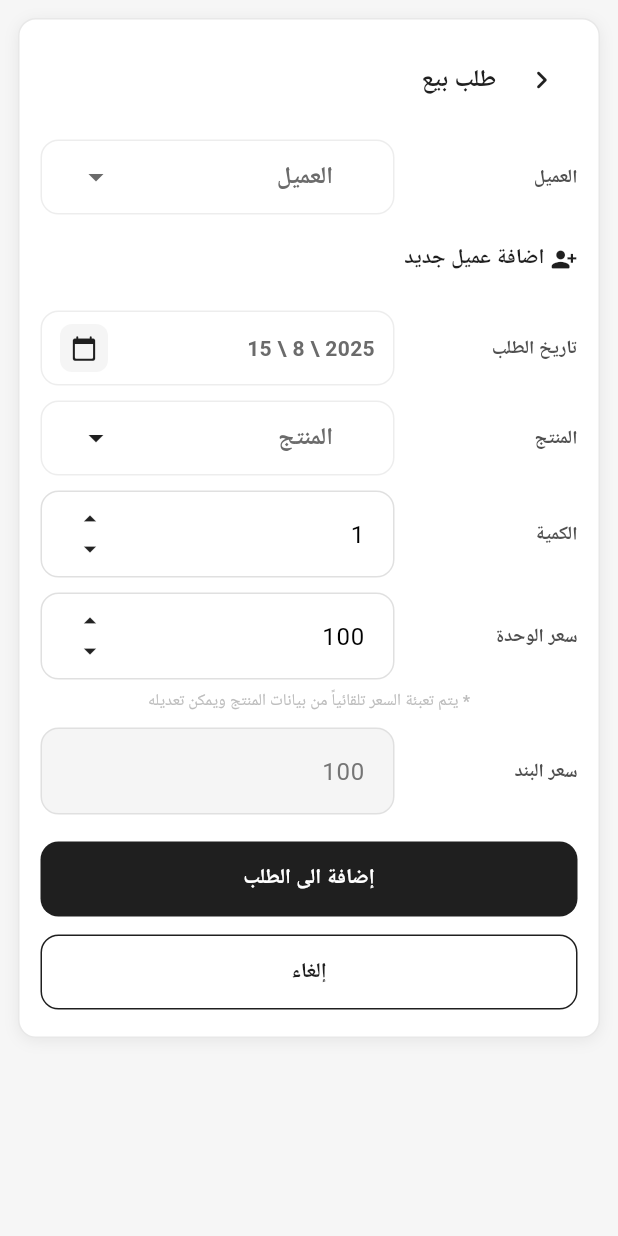
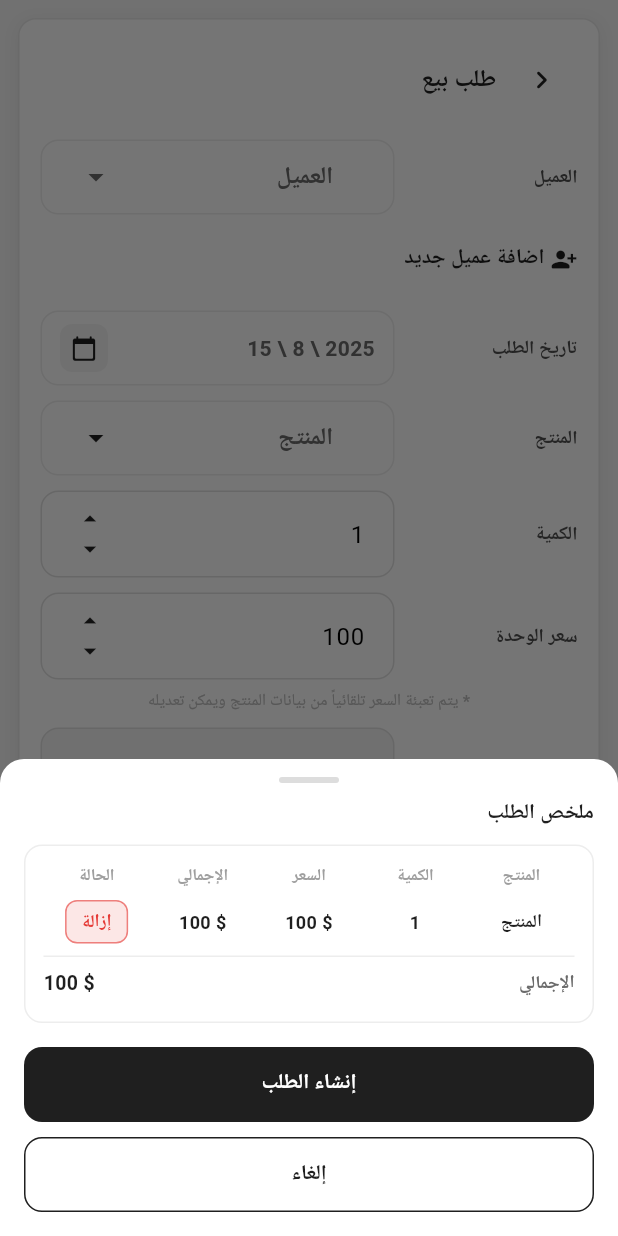
Before and after one commit to rokayaelshahed/flutter_hr_app, a Flutter app: the SalesOrderPage screen opened directly, after a tap on "إضافة الى الطلب", on a phone screen of 412 x 824 dp. Run offline on Flutter 3.47's test engine with Material 3 defaults, Android fonts, the phone set to English and light mode, and no system bars; our stand-ins replace file_picker, flutter_svg, google_fonts; Roboto replaces fonts that are missing (Cairo).

Commit message:
Add bottom sheet for order summary

```diff
--- a/lib/views/screens/sales_order.dart
+++ b/lib/views/screens/sales_order.dart
@@ -2,6 +2,7 @@ import 'package:flutter/material.dart';
 import 'package:hr/views/widgets/number_field_widget.dart';
 import '../widgets/appbar.dart';
 import '../widgets/form_widgets.dart';
+import '../widgets/order_summary_sheet.dart';
 
 class SalesOrderPage extends StatefulWidget {
   const SalesOrderPage({super.key});
@@ -310,7 +311,42 @@ class _SalesOrderPageState extends State<SalesOrderPage> {
                                 ),
                                 elevation: 0,
                               ),
-                              onPressed: () {},
+                              onPressed: () {
+                               // final qty = int.tryParse(_quantity as String) ?? 0;
+                                final unit = double.tryParse(_unitPrice) ?? 0.0;
+                                final line = double.tryParse(_linePrice) ?? 0.0;;
+
+                                showModalBottomSheet(
+                                  context: context,
+                                  isScrollControlled: true,
+                                  shape: const RoundedRectangleBorder(
+                                    borderRadius: BorderRadius.vertical(top: Radius.circular(16)),
+                                  ),
+                                  builder: (ctx) {
+                                    return OrderSummarySheet(
+                                      customer: _customer ?? 'العميل',
+                                      product: _product ?? 'المنتج',
+                                      quantity: _quantity,
+                                      unitPrice: unit,
+                                      linePrice: line,
+                                      orderDate: _orderDate ?? DateTime.now(),
+                                      statusText: 'إزالة',
+                                      statusColor: const Color(0xFFE53935),
+                                      onDelete: (){
+                                        Navigator.of(context).pop();
+                                        setState(() {
+                                          _customer = null;
+                                          _product = null;
+                                          _quantity = 1;
+                                          _quantityController.text = '1';
+                                          _unitPriceController.text = '100';
+                                          _linePriceController.text = '100';
+                                        });
+                                      },
+                                    );
+                                  },
+                                );
+                              },
                               child: const Text(
                                 'إضافة الى الطلب',
                                 style: TextStyle(
--- a/lib/views/widgets/order_card.dart
+++ b/lib/views/widgets/order_card.dart
@@ -43,7 +43,7 @@ class OrderCard extends StatelessWidget {
                 ),
               ),
               const SizedBox(height: 6),
-              _StatusChip(text: statusText, color: statusColor),
+              StatusChip(text: statusText, color: statusColor),
             ],
           ),
           const SizedBox(width: 22),
@@ -90,10 +90,10 @@ class _LabelValue extends StatelessWidget {
   }
 }
 
-class _StatusChip extends StatelessWidget {
+class StatusChip extends StatelessWidget {
   final String text;
   final Color color;
-  const _StatusChip({required this.text, required this.color});
+  const StatusChip({required this.text, required this.color});
 
   @override
   Widget build(BuildContext context) {
--- /dev/null
+++ b/lib/views/widgets/order_summary_sheet.dart
@@ -0,0 +1,261 @@
+import 'package:flutter/material.dart';
+
+import 'order_card.dart';
+
+class OrderSummarySheet extends StatelessWidget {
+  final String customer;
+  final String product;
+  final int quantity;
+  final double unitPrice;
+  final double linePrice;
+  final DateTime orderDate;
+
+  //  status chip
+  final String statusText;
+  final Color statusColor;
+  final VoidCallback? onDelete;
+
+
+  const OrderSummarySheet({
+    super.key,
+    required this.customer,
+    required this.product,
+    required this.quantity,
+    required this.unitPrice,
+    required this.linePrice,
+    required this.orderDate,
+    this.statusText = 'إزالة',
+    this.statusColor = const Color(0xFFE53935),
+    this.onDelete,
+  });
+
+  @override
+  Widget build(BuildContext context) {
+    return  SafeArea(
+        top: false,
+        child: Padding(
+          padding: const EdgeInsets.fromLTRB(16, 12, 16, 16),
+          child: Column(
+            mainAxisSize: MainAxisSize.min,
+            children: [
+              // grab-handle
+              Container(
+                width: 40,
+                height: 4,
+                decoration: BoxDecoration(
+                  color: const Color(0xFFDDDDDD),
+                  borderRadius: BorderRadius.circular(2),
+                ),
+              ),
+              const SizedBox(height: 10),
+
+              Align(
+                alignment: Alignment.centerRight,
+                child: Text(
+                  'ملخص الطلب',
+                  style: const TextStyle(
+                    color: Color(0xFF1F1F1F),
+                    fontSize: 14,
+                    fontWeight: FontWeight.w800,
+                  ),
+                ),
+              ),
+              const SizedBox(height: 10),
+
+              Container(
+                decoration: BoxDecoration(
+                  color: Colors.white,
+                  borderRadius: BorderRadius.circular(12),
+                  border: Border.all(color: const Color(0xFFEDEDED)),
+                ),
+                padding: const EdgeInsets.fromLTRB(12, 12, 12, 8),
+                child: Column(
+                  children: [
+                    // header row
+                    Row(
+                      children: const [
+                        Expanded(
+                          child: _HeaderCell(text: 'الحالة'),
+                        ),
+                        Expanded(
+                          child: _HeaderCell(text: 'الإجمالي'),
+                        ),
+                        Expanded(
+                          child: _HeaderCell(text: 'السعر'),
+                        ),
+                        Expanded(
+                          child: _HeaderCell(text: 'الكمية'),
+                        ),
+                        Expanded(
+                          child: _HeaderCell(text: 'المنتج'),
+                        ),
+                      ],
+                    ),
+                    const SizedBox(height: 8),
+                    // values row
+                    Row(
+                      children: [
+                        Expanded(
+                          child: Align(
+                            alignment: Alignment.center,
+                            child: InkWell(onTap: onDelete,
+                                borderRadius: BorderRadius.circular(8),
+                                child: StatusChip(text: statusText, color: statusColor)),
+                          ),
+                        ),
+                        Expanded(
+                          child: _ValueCell(text: '${linePrice.toStringAsFixed(0)} \$'),
+                        ),
+                        Expanded(
+                          child: _ValueCell(text: '${unitPrice.toStringAsFixed(0)} \$'),
+                        ),
+                        Expanded(
+                          child: _ValueCell(text: quantity.toString()),
+                        ),
+                        Expanded(
+                          child: _ValueCell(text: product),
+                        ),
+                      ],
+                    ),
+                    const SizedBox(height: 8),
+                    const Divider(height: 1, color: Color(0xFFEDEDED)),
+                    const SizedBox(height: 8),
+
+                    // totals block (can be extended if needed)
+                    Row(
+                      children: [
+                        Text(
+                          '${linePrice.toStringAsFixed(0)} \$',
+                          style: const TextStyle(
+                            color: Color(0xFF1F1F1F),
+                            fontSize: 13,
+                            fontWeight: FontWeight.w700,
+                          ),
+                        ),
+                        const Expanded(
+                          child: Text(
+                            'الإجمالي',
+                            textAlign: TextAlign.right,
+                            style: TextStyle(
+                              color: Color(0xFF6B6B6B),
+                              fontSize: 12,
+                              fontWeight: FontWeight.w700,
+                            ),
+                          ),
+                        ),
+
+                      ],
+                    ),
+                    const SizedBox(height: 8),
+                  ],
+                ),
+              ),
+
+              const SizedBox(height: 16),
+
+              // Create order
+              SizedBox(
+                height: 50,
+                width: double.infinity,
+                child: ElevatedButton(
+                  style: ElevatedButton.styleFrom(
+                    backgroundColor: const Color(0xFF1F1F1F),
+                    shape: RoundedRectangleBorder(borderRadius: BorderRadius.circular(12)),
+                    elevation: 0,
+                  ),
+                  onPressed: () {
+                    // TODO: call create-order API
+                    Navigator.of(context).maybePop();
+                  },
+                  child: const Text(
+                    'إنشاء الطلب',
+                    style: TextStyle(fontWeight: FontWeight.w700, color: Colors.white),
+                  ),
+                ),
+              ),
+              const SizedBox(height: 10),
+              // Cancel
+              SizedBox(
+                height: 50,
+                width: double.infinity,
+                child: OutlinedButton(
+                  style: OutlinedButton.styleFrom(
+                    side: const BorderSide(color: Color(0xFF1F1F1F)),
+                    shape: RoundedRectangleBorder(borderRadius: BorderRadius.circular(12)),
+                  ),
+                  onPressed: () => Navigator.of(context).maybePop(),
+                  child: const Text(
+                    'إلغاء',
+                    style: TextStyle(color: Color(0xFF1F1F1F), fontWeight: FontWeight.w700),
+                  ),
+                ),
+              ),
+            ],
+          ),
+        ),
+
+    );
+  }
+}
+
+class _HeaderCell extends StatelessWidget {
+  final String text;
+  const _HeaderCell({required this.text});
+
+  @override
+  Widget build(BuildContext context) {
+    return Text(
+      text,
+      textAlign: TextAlign.center,
+      style: const TextStyle(
+        color: Color(0xFF9E9E9E),
+        fontSize: 11,
+        fontWeight: FontWeight.w700,
+      ),
+    );
+  }
+}
+
+class _ValueCell extends StatelessWidget {
+  final String text;
+  final bool alignRight;
+  const _ValueCell({required this.text, this.alignRight = false});
+
+  @override
+  Widget build(BuildContext context) {
+    return Text(
+      text,
+      textAlign: alignRight ? TextAlign.right : TextAlign.center,
+      style: const TextStyle(
+        color: Color(0xFF1F1F1F),
+        fontSize: 12,
+        fontWeight: FontWeight.w600,
+      ),
+    );
+  }
+}
+
+class _StatusChip extends StatelessWidget {
+  final String text;
+  final Color color;
+  const _StatusChip({required this.text, required this.color});
+
+  @override
+  Widget build(BuildContext context) {
+    return Container(
+      padding: const EdgeInsets.symmetric(horizontal: 12, vertical: 6),
+      decoration: BoxDecoration(
+        color: color,
+        borderRadius: BorderRadius.circular(8),
+      ),
+      child: Text(
+        text,
+        style: const TextStyle(
+          color: Colors.white,
+          fontSize: 11,
+          fontWeight: FontWeight.w800,
+        ),
+      ),
+    );
+  }
+}
```
